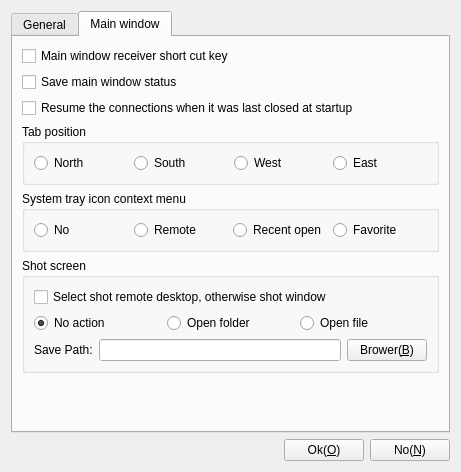
KangLin/RabbitRemoteControl, file App/Viewer/ParameterDlgSettings.ui: the form before one commit.
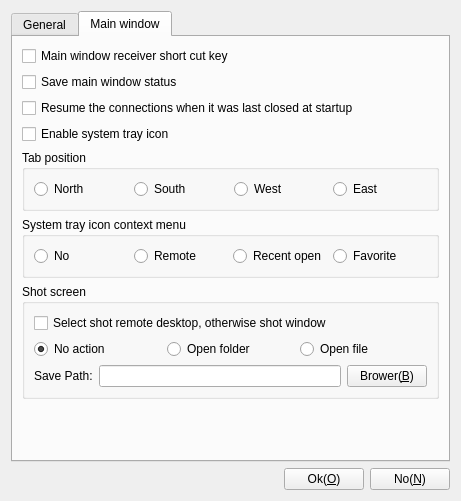
The form after the commit. The open tabs and pages were chosen to show the change. Icons and pictures are not drawn.

Commit message: Viewer::App: add enable system tray icon

The edit to the form file:
```diff
--- a/App/Viewer/ParameterDlgSettings.ui
+++ b/App/Viewer/ParameterDlgSettings.ui
@@ -7,7 +7,7 @@
     <x>0</x>
     <y>0</y>
     <width>461</width>
-    <height>472</height>
+    <height>501</height>
    </rect>
   </property>
   <property name="windowTitle">
@@ -164,6 +164,20 @@
        <string>Main window</string>
       </attribute>
       <layout class="QGridLayout" name="gridLayout_7">
+       <item row="2" column="0">
+        <widget class="QCheckBox" name="cbResumLasterClose">
+         <property name="text">
+          <string>Resume the connections when it was last closed at startup</string>
+         </property>
+        </widget>
+       </item>
+       <item row="0" column="0">
+        <widget class="QCheckBox" name="cbReciverShortCut">
+         <property name="text">
+          <string>Main window receiver short cut key</string>
+         </property>
+        </widget>
+       </item>
        <item row="1" column="0">
         <widget class="QCheckBox" name="cbSaveMainWindowStatus">
          <property name="text">
@@ -171,7 +185,7 @@
          </property>
         </widget>
        </item>
-       <item row="3" column="0">
+       <item row="4" column="0">
         <widget class="QGroupBox" name="groupBox_2">
          <property name="title">
           <string>Tab position</string>
@@ -232,27 +246,7 @@
          </layout>
         </widget>
        </item>
-       <item row="0" column="0">
-        <widget class="QCheckBox" name="cbReciverShortCut">
-         <property name="text">
-          <string>Main window receiver short cut key</string>
-         </property>
-        </widget>
-       </item>
        <item row="6" column="0">
-        <spacer name="verticalSpacer_2">
-         <property name="orientation">
-          <enum>Qt::Vertical</enum>
-         </property>
-         <property name="sizeHint" stdset="0">
-          <size>
-           <width>20</width>
-           <height>66</height>
-          </size>
-         </property>
-        </spacer>
-       </item>
-       <item row="5" column="0">
         <widget class="QGroupBox" name="groupBox">
          <property name="title">
           <string>Shot screen</string>
@@ -341,7 +335,7 @@
          </layout>
         </widget>
        </item>
-       <item row="4" column="0">
+       <item row="5" column="0">
         <widget class="QGroupBox" name="groupBox_4">
          <property name="title">
           <string>System tray icon context menu</string>
@@ -378,10 +372,23 @@
          </layout>
         </widget>
        </item>
-       <item row="2" column="0">
-        <widget class="QCheckBox" name="cbResumLasterClose">
+       <item row="7" column="0">
+        <spacer name="verticalSpacer_2">
+         <property name="orientation">
+          <enum>Qt::Vertical</enum>
+         </property>
+         <property name="sizeHint" stdset="0">
+          <size>
+           <width>20</width>
+           <height>66</height>
+          </size>
+         </property>
+        </spacer>
+       </item>
+       <item row="3" column="0">
+        <widget class="QCheckBox" name="cbShowSystemTrayIcon">
          <property name="text">
-          <string>Resume the connections when it was last closed at startup</string>
+          <string>Enable system tray icon</string>
          </property>
         </widget>
        </item>
```
The commit also changes 6 other files.
